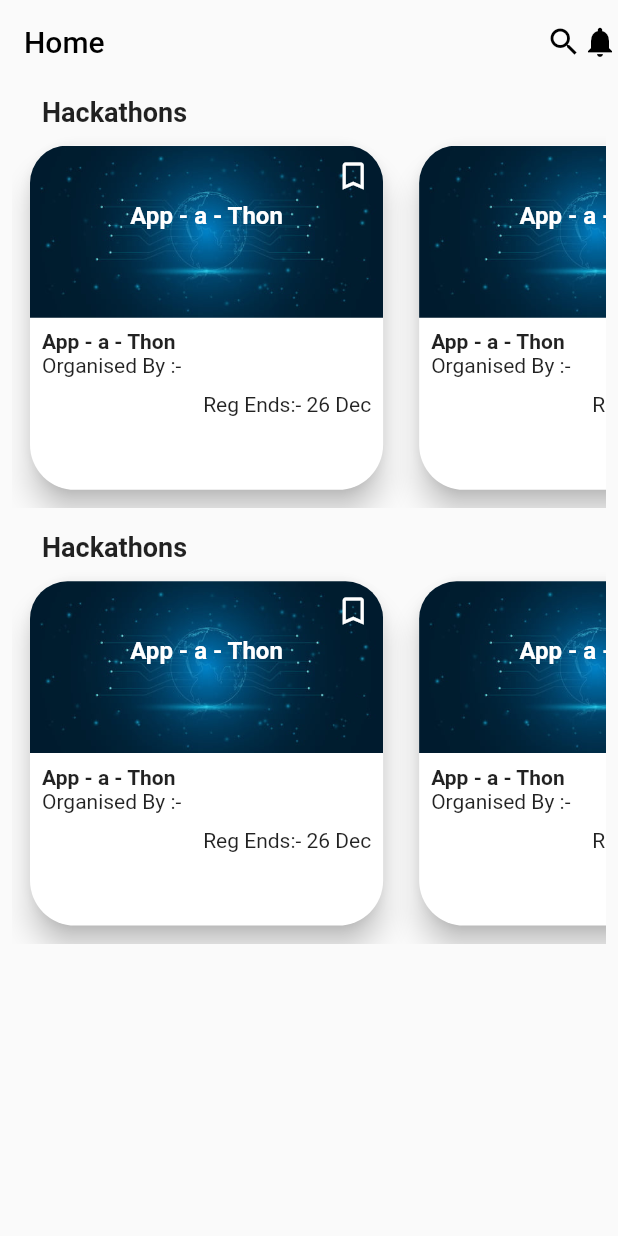
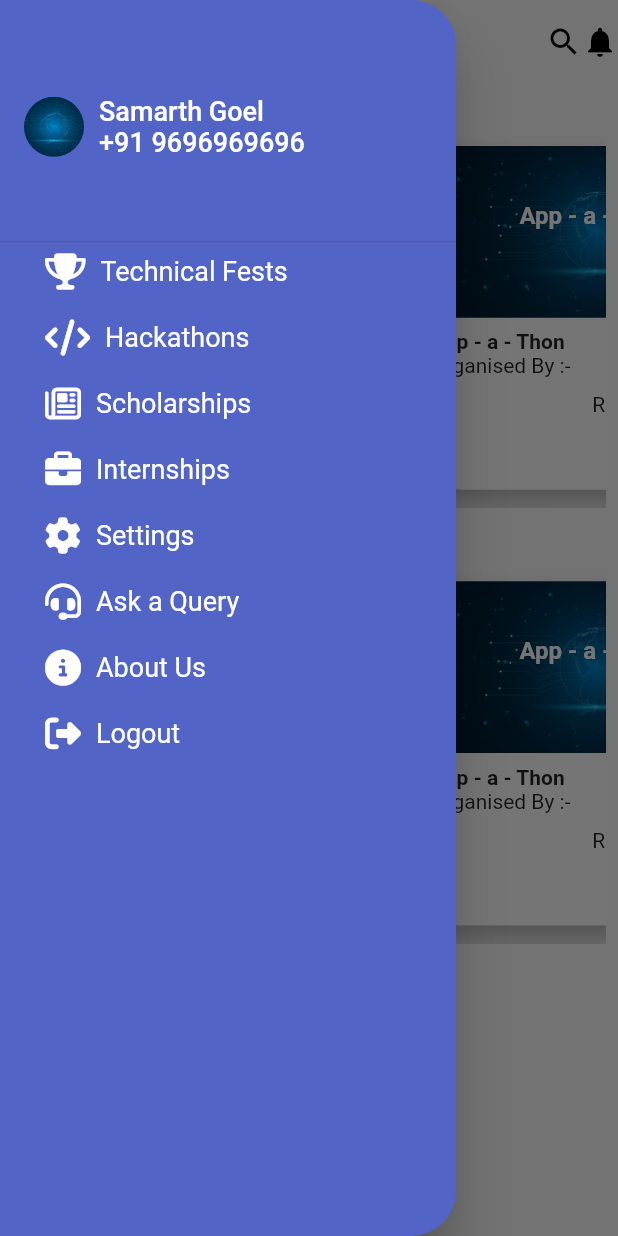
Before and after one commit to Sam-commit/Smart_India_Hackathon, a Flutter app: the screen it shows after launch, with the side drawer open (before the commit the screen has no drawer), on a phone screen of 412 x 824 dp. Run offline on Flutter 3.47's test engine with Material 2 defaults, Android fonts, the phone set to English and light mode, and no system bars; our stand-ins replace font_awesome_flutter.

Commit message:
Drawer added

```diff
--- a/Academic_activities/lib/main.dart
+++ b/Academic_activities/lib/main.dart
@@ -1,6 +1,7 @@
 import 'package:flutter/cupertino.dart';
 import 'package:flutter/material.dart';
 import 'widgets/categories.dart';
+import 'package:font_awesome_flutter/font_awesome_flutter.dart';
 
 void main() {
   runApp(const MyApp());
@@ -31,7 +32,108 @@ class _HomePageState extends State<HomePage> {
   @override
   Widget build(BuildContext context) {
     return Scaffold(
+      drawer: Drawer(
+        backgroundColor: Color(0xFF5264C6),
+        shape: RoundedRectangleBorder(
+          borderRadius: BorderRadius.only(
+            topRight: Radius.circular(30),
+            bottomRight: Radius.circular(30),
+          ),
+        ),
+        child: ListView(
+          children: [
+            DrawerHeader(
+              child: Row(
+                children: [
+                  CircleAvatar(
+                    backgroundImage: AssetImage("images/img.jpg"),
+                  ),
+                  SizedBox(
+                    width: 10,
+                  ),
+                  Column(
+                    mainAxisAlignment: MainAxisAlignment.center,
+                    crossAxisAlignment: CrossAxisAlignment.start,
+                    children: [
+                      Text(
+                        "Samarth Goel",
+                        style: TextStyle(color: Colors.white,fontSize: 18),
+                      ),
+                      Text("+91 9696969696",style: TextStyle(color: Colors.white,fontSize: 18),)
+                    ],
+                  )
+                ],
+              ),
+            ),
+            Padding(
+              padding: const EdgeInsets.only(left: 30,bottom: 20),
+              child: Row(children: [
+                FaIcon(FontAwesomeIcons.trophy,color: Colors.white,),
+                SizedBox(width: 10,),
+                Text("Technical Fests",style: TextStyle(color: Colors.white,fontSize: 18,),)
+              ],),
+            ),
+            Padding(
+              padding: const EdgeInsets.only(left: 30,bottom: 20),
+              child: Row(children: [
+                FaIcon(FontAwesomeIcons.code,color: Colors.white,),
+                SizedBox(width: 10,),
+                Text("Hackathons",style: TextStyle(color: Colors.white,fontSize: 18,),)
+              ],),
+            ),
+            Padding(
+              padding: const EdgeInsets.only(left: 30,bottom: 20),
+              child: Row(children: [
+                FaIcon(FontAwesomeIcons.newspaper,color: Colors.white,),
+                SizedBox(width: 10,),
+                Text("Scholarships",style: TextStyle(color: Colors.white,fontSize: 18,),)
+              ],),
+            ),
+            Padding(
+              padding: const EdgeInsets.only(left: 30,bottom: 20),
+              child: Row(children: [
+                FaIcon(FontAwesomeIcons.briefcase,color: Colors.white,),
+                SizedBox(width: 10,),
+                Text("Internships",style: TextStyle(color: Colors.white,fontSize: 18,),)
+              ],),
+            ),
+            Padding(
+              padding: const EdgeInsets.only(left: 30,bottom: 20),
+              child: Row(children: [
+                FaIcon(FontAwesomeIcons.gear,color: Colors.white,),
+                SizedBox(width: 10,),
+                Text("Settings",style: TextStyle(color: Colors.white,fontSize: 18,),)
+              ],),
+            ),
+            Padding(
+              padding: const EdgeInsets.only(left: 30,bottom: 20),
+              child: Row(children: [
+                FaIcon(FontAwesomeIcons.headset,color: Colors.white,),
+                SizedBox(width: 10,),
+                Text("Ask a Query",style: TextStyle(color: Colors.white,fontSize: 18,),)
+              ],),
+            ),
+            Padding(
+              padding: const EdgeInsets.only(left: 30,bottom: 20),
+              child: Row(children: [
+                FaIcon(FontAwesomeIcons.circleInfo,color: Colors.white,),
+                SizedBox(width: 10,),
+                Text("About Us",style: TextStyle(color: Colors.white,fontSize: 18,),)
+              ],),
+            ),
+            Padding(
+              padding: const EdgeInsets.only(left: 30,bottom: 20),
+              child: Row(children: [
+                FaIcon(FontAwesomeIcons.rightFromBracket,color: Colors.white,),
+                SizedBox(width: 10,),
+                Text("Logout",style: TextStyle(color: Colors.white,fontSize: 18,),)
+              ],),
+            ),
+          ],
+        ),
+      ),
       appBar: AppBar(
+        iconTheme: IconThemeData(color: Colors.black),
         title: Text(
           "Home",
           style: TextStyle(color: Colors.black),
--- a/Academic_activities/pubspec.yaml
+++ b/Academic_activities/pubspec.yaml
@@ -34,6 +34,7 @@ dependencies:
   # The following adds the Cupertino Icons font to your application.
   # Use with the CupertinoIcons class for iOS style icons.
   cupertino_icons: ^1.0.2
+  font_awesome_flutter: ^10.1.0
 
 dev_dependencies:
   flutter_test:
```
Also changed, not shown: Academic_activities/pubspec.lock.
